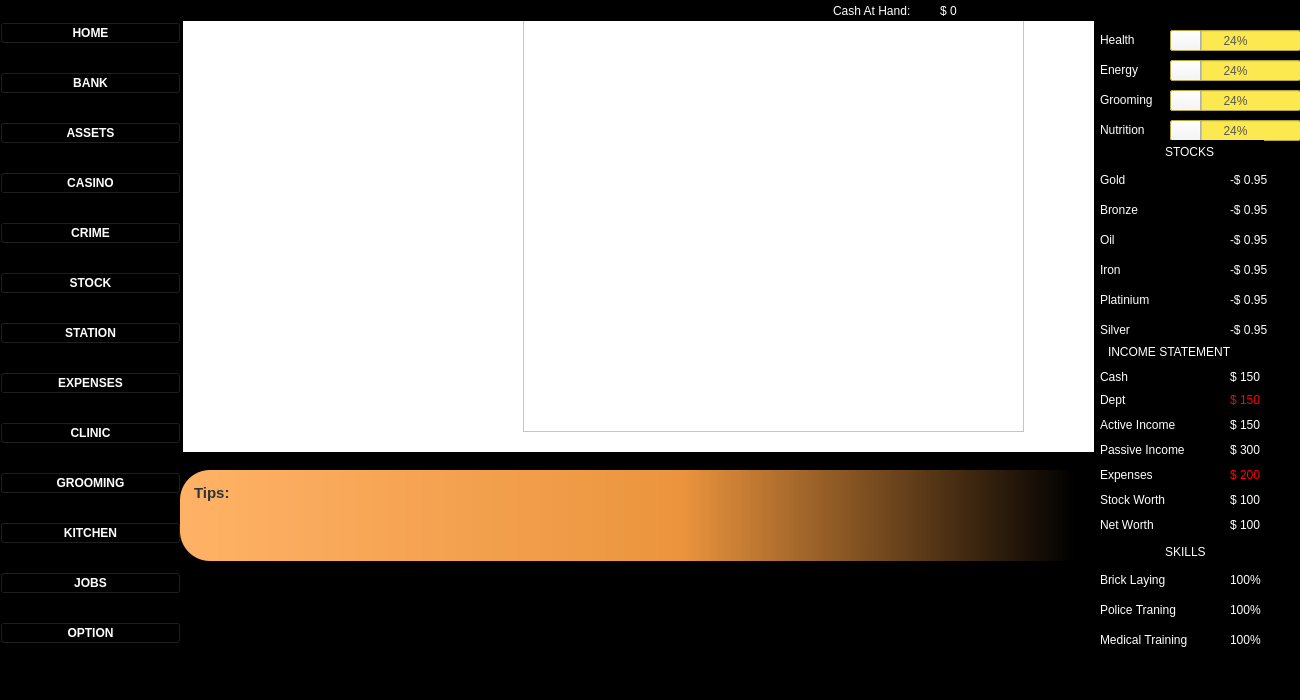
First picture: the form in mainwindow.ui, repository ib-Jkid/cpp_game_VitualB-R, before the edit.
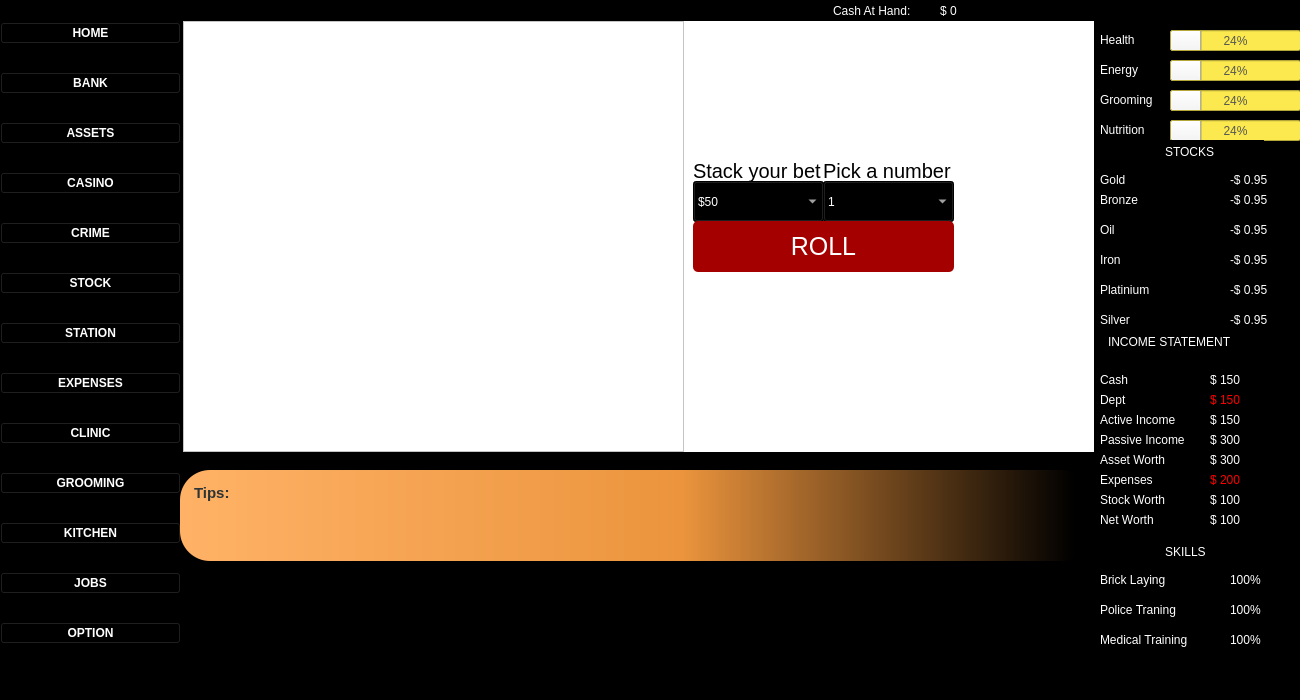
Second picture: the form after the edit. Icons and pictures are not drawn.

Commit message: adds casino to the game

```diff
--- a/mainwindow.ui
+++ b/mainwindow.ui
@@ -1602,21 +1602,7 @@
       <property name="styleSheet">
        <string notr="true">background-color: qconicalgradient(cx:0.5, cy:0.5, angle:0, stop:0 rgba(35, 40, 3, 255), stop:0.16 rgba(136, 106, 22, 255), stop:0.225 rgba(166, 140, 41, 255), stop:0.285 rgba(204, 181, 74, 255), stop:0.345 rgba(235, 219, 102, 255), stop:0.415 rgba(245, 236, 112, 255), stop:0.52 rgba(209, 190, 76, 255), stop:0.57 rgba(187, 156, 51, 255), stop:0.635 rgba(168, 142, 42, 255), stop:0.695 rgba(202, 174, 68, 255), stop:0.75 rgba(218, 202, 86, 255), stop:0.815 rgba(208, 187, 73, 255), stop:0.88 rgba(187, 156, 51, 255), stop:0.935 rgba(137, 108, 26, 255), stop:1 rgba(35, 40, 3, 255));</string>
       </property>
-      <widget class="QWidget" name="spinnerPlate" native="true">
-       <property name="geometry">
-        <rect>
-         <x>20</x>
-         <y>40</y>
-         <width>371</width>
-         <height>361</height>
-        </rect>
-       </property>
-       <property name="styleSheet">
-        <string notr="true">border-image: url(:/images/images/spiral.png);
-background-color: none;</string>
-       </property>
-      </widget>
-      <widget class="QComboBox" name="comboBox">
+      <widget class="QComboBox" name="casinoNumber">
        <property name="geometry">
         <rect>
          <x>640</x>
@@ -1626,7 +1612,8 @@
         </rect>
        </property>
        <property name="styleSheet">
-        <string notr="true">color: rgb(255, 255, 255);</string>
+        <string notr="true">color: rgb(255, 255, 255);
+background-color: rgb(0, 0, 0);</string>
        </property>
        <item>
         <property name="text">
@@ -1679,8 +1666,8 @@
         </rect>
        </property>
        <property name="styleSheet">
-        <string notr="true">color: ;
-background-color: rgb(255, 255, 255);</string>
+        <string notr="true">color:  rgb(255, 255, 255);
+background-color: rgb(0, 0, 0) ;</string>
        </property>
        <item>
         <property name="text">
@@ -1776,13 +1763,44 @@
       <widget class="QGraphicsView" name="graphicsView">
        <property name="geometry">
         <rect>
-         <x>340</x>
-         <y>-20</y>
+         <x>0</x>
+         <y>0</y>
          <width>501</width>
          <height>431</height>
         </rect>
        </property>
       </widget>
+      <widget class="QLabel" name="casinoBoard">
+       <property name="geometry">
+        <rect>
+         <x>530</x>
+         <y>300</y>
+         <width>201</width>
+         <height>91</height>
+        </rect>
+       </property>
+       <property name="styleSheet">
+        <string notr="true">color: rgb(255, 255, 255);
+font-size: 35px;</string>
+       </property>
+       <property name="text">
+        <string>YOU WON</string>
+       </property>
+      </widget>
+      <widget class="QWidget" name="widget_7" native="true">
+       <property name="geometry">
+        <rect>
+         <x>210</x>
+         <y>-10</y>
+         <width>81</width>
+         <height>111</height>
+        </rect>
+       </property>
+       <property name="styleSheet">
+        <string notr="true">border-image: url(:/images/images/arrowdown.png);
+background-color: none;</string>
+       </property>
+      </widget>
      </widget>
      <widget class="QWidget" name="crimePage">
       <property name="styleSheet">
@@ -4543,7 +4561,7 @@
     <property name="geometry">
      <rect>
       <x>1100</x>
-      <y>200</y>
+      <y>190</y>
       <width>67</width>
       <height>19</height>
      </rect>
@@ -4556,7 +4574,7 @@
     <property name="geometry">
      <rect>
       <x>1100</x>
-      <y>230</y>
+      <y>220</y>
       <width>67</width>
       <height>19</height>
      </rect>
@@ -4569,7 +4587,7 @@
     <property name="geometry">
      <rect>
       <x>1100</x>
-      <y>260</y>
+      <y>250</y>
       <width>67</width>
       <height>19</height>
      </rect>
@@ -4582,7 +4600,7 @@
     <property name="geometry">
      <rect>
       <x>1100</x>
-      <y>290</y>
+      <y>280</y>
       <width>67</width>
       <height>19</height>
      </rect>
@@ -4595,7 +4613,7 @@
     <property name="geometry">
      <rect>
       <x>1100</x>
-      <y>320</y>
+      <y>310</y>
       <width>67</width>
       <height>19</height>
      </rect>
@@ -4634,7 +4652,7 @@
     <property name="geometry">
      <rect>
       <x>1230</x>
-      <y>200</y>
+      <y>190</y>
       <width>67</width>
       <height>19</height>
      </rect>
@@ -4647,7 +4665,7 @@
     <property name="geometry">
      <rect>
       <x>1230</x>
-      <y>230</y>
+      <y>220</y>
       <width>67</width>
       <height>19</height>
      </rect>
@@ -4660,7 +4678,7 @@
     <property name="geometry">
      <rect>
       <x>1230</x>
-      <y>260</y>
+      <y>250</y>
       <width>67</width>
       <height>19</height>
      </rect>
@@ -4673,7 +4691,7 @@
     <property name="geometry">
      <rect>
       <x>1230</x>
-      <y>290</y>
+      <y>280</y>
       <width>67</width>
       <height>19</height>
      </rect>
@@ -4686,7 +4704,7 @@
     <property name="geometry">
      <rect>
       <x>1230</x>
-      <y>320</y>
+      <y>310</y>
       <width>67</width>
       <height>19</height>
      </rect>
@@ -4823,7 +4841,7 @@
     <property name="geometry">
      <rect>
       <x>1100</x>
-      <y>465</y>
+      <y>470</y>
       <width>67</width>
       <height>19</height>
      </rect>
@@ -4835,9 +4853,9 @@
    <widget class="QLabel" name="activeIncomeLabel">
     <property name="geometry">
      <rect>
-      <x>1230</x>
-      <y>415</y>
-      <width>67</width>
+      <x>1210</x>
+      <y>410</y>
+      <width>91</width>
       <height>19</height>
      </rect>
     </property>
@@ -4849,7 +4867,7 @@
     <property name="geometry">
      <rect>
       <x>1100</x>
-      <y>415</y>
+      <y>410</y>
       <width>101</width>
       <height>19</height>
      </rect>
@@ -4861,9 +4879,9 @@
    <widget class="QLabel" name="totalExpensesLabel">
     <property name="geometry">
      <rect>
-      <x>1230</x>
-      <y>465</y>
-      <width>67</width>
+      <x>1210</x>
+      <y>470</y>
+      <width>91</width>
       <height>19</height>
      </rect>
     </property>
@@ -4878,7 +4896,7 @@
     <property name="geometry">
      <rect>
       <x>1100</x>
-      <y>440</y>
+      <y>430</y>
       <width>111</width>
       <height>19</height>
      </rect>
@@ -4890,9 +4908,9 @@
    <widget class="QLabel" name="passiveIncomeLabel">
     <property name="geometry">
      <rect>
-      <x>1230</x>
-      <y>440</y>
-      <width>67</width>
+      <x>1210</x>
+      <y>430</y>
+      <width>91</width>
       <height>19</height>
      </rect>
     </property>
@@ -4904,7 +4922,7 @@
     <property name="geometry">
      <rect>
       <x>1103</x>
-      <y>340</y>
+      <y>330</y>
       <width>181</width>
       <height>31</height>
      </rect>
@@ -4929,9 +4947,9 @@
    <widget class="QLabel" name="stockWorthLabel">
     <property name="geometry">
      <rect>
-      <x>1230</x>
+      <x>1210</x>
       <y>490</y>
-      <width>67</width>
+      <width>91</width>
       <height>19</height>
      </rect>
     </property>
@@ -4943,7 +4961,7 @@
     <property name="geometry">
      <rect>
       <x>1100</x>
-      <y>515</y>
+      <y>510</y>
       <width>91</width>
       <height>19</height>
      </rect>
@@ -4955,9 +4973,9 @@
    <widget class="QLabel" name="NetWorthLabel">
     <property name="geometry">
      <rect>
-      <x>1230</x>
-      <y>515</y>
-      <width>67</width>
+      <x>1210</x>
+      <y>510</y>
+      <width>91</width>
       <height>19</height>
      </rect>
     </property>
@@ -4969,7 +4987,7 @@
     <property name="geometry">
      <rect>
       <x>1100</x>
-      <y>367</y>
+      <y>370</y>
       <width>101</width>
       <height>19</height>
      </rect>
@@ -4981,9 +4999,9 @@
    <widget class="QLabel" name="cashFlowLabel">
     <property name="geometry">
      <rect>
-      <x>1230</x>
-      <y>367</y>
-      <width>67</width>
+      <x>1210</x>
+      <y>370</y>
+      <width>91</width>
       <height>19</height>
      </rect>
     </property>
@@ -5007,9 +5025,9 @@
    <widget class="QLabel" name="deptLabel">
     <property name="geometry">
      <rect>
-      <x>1230</x>
+      <x>1210</x>
       <y>390</y>
-      <width>67</width>
+      <width>91</width>
       <height>19</height>
      </rect>
     </property>
@@ -5020,6 +5038,32 @@
      <string>$ 150</string>
     </property>
    </widget>
+   <widget class="QLabel" name="label_63">
+    <property name="geometry">
+     <rect>
+      <x>1100</x>
+      <y>450</y>
+      <width>111</width>
+      <height>19</height>
+     </rect>
+    </property>
+    <property name="text">
+     <string>Asset Worth</string>
+    </property>
+   </widget>
+   <widget class="QLabel" name="assetWorthLabel">
+    <property name="geometry">
+     <rect>
+      <x>1210</x>
+      <y>450</y>
+      <width>91</width>
+      <height>19</height>
+     </rect>
+    </property>
+    <property name="text">
+     <string>$ 300</string>
+    </property>
+   </widget>
   </widget>
   <widget class="QMenuBar" name="menubar">
    <property name="geometry">
```
Left out of the diff: 2 changed lines with no effect on the pictures. The commit also changes 6 other files.
